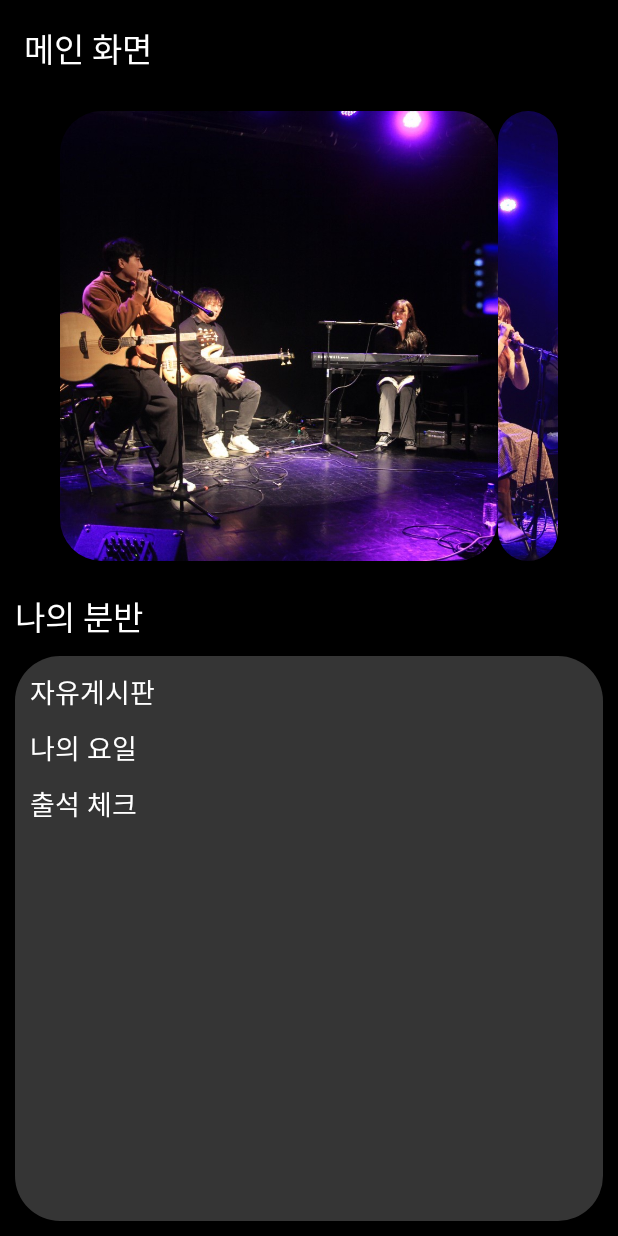
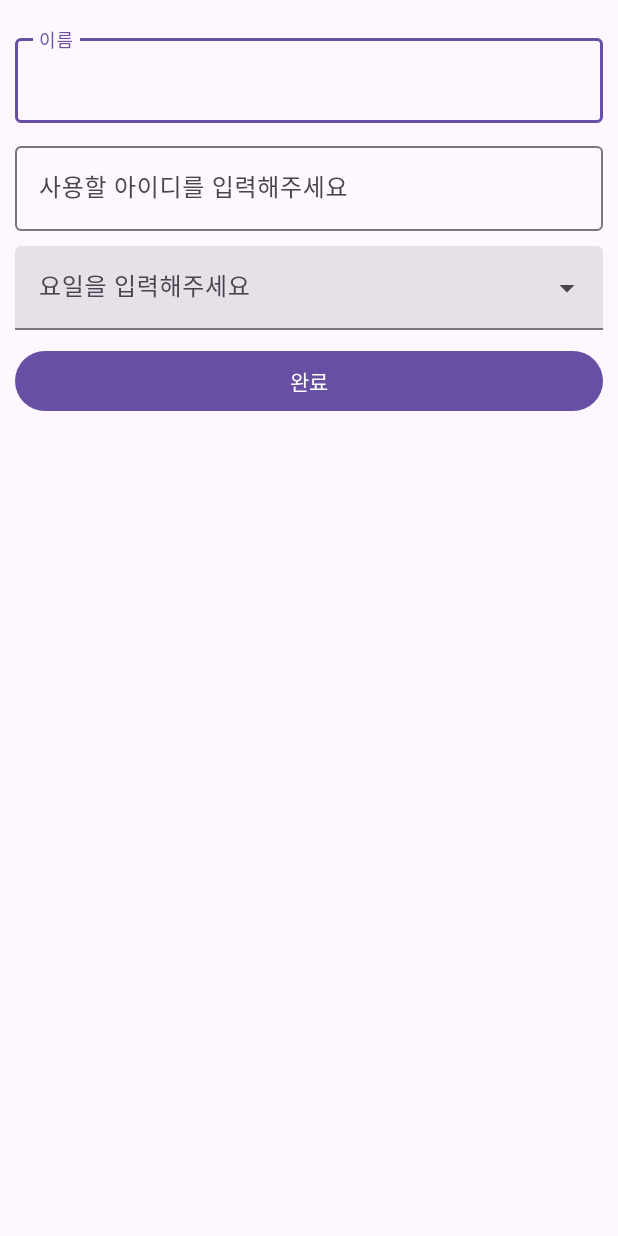
Before and after one commit to ayz1070/YeoMinRakAndroid, an Android app: the screen it shows after launch (MainActivity before the commit, InputUserInfoActivity after it), on a phone screen of 412 x 824 dp. Run offline under Robolectric (Android 15) with nearby library versions, the phone set to English and light mode, and no system bars.

Commit message:
InputUserActivity.kt, 사용자 입력 데이터 db에 저장

```diff
--- a/app/src/main/java/kr/co/lion/yeominrak/InputUserInfoActivity.kt
+++ b/app/src/main/java/kr/co/lion/yeominrak/InputUserInfoActivity.kt
@@ -1,11 +1,90 @@
 package kr.co.lion.yeominrak
 
+import android.content.Intent
 import androidx.appcompat.app.AppCompatActivity
 import android.os.Bundle
+import android.view.ContextMenu
+import android.view.View
+import android.widget.ArrayAdapter
+import android.widget.AutoCompleteTextView
+import com.google.android.material.snackbar.Snackbar
+import com.google.android.material.textfield.MaterialAutoCompleteTextView
+import kr.co.lion.yeominrak.databinding.ActivityInputUserInfoBinding
 
 class InputUserInfoActivity : AppCompatActivity() {
+    lateinit var binding:ActivityInputUserInfoBinding
+
+    lateinit var userName:String
+    lateinit var userId:String
+    lateinit var userWeek:Week
     override fun onCreate(savedInstanceState: Bundle?) {
         super.onCreate(savedInstanceState)
-        setContentView(R.layout.activity_input_user_info)
+        binding = ActivityInputUserInfoBinding.inflate(layoutInflater)
+        setContentView(binding.root)
+
+        initData()
+        initView()
+        setEvent()
+
+    }
+
+
+    fun processInput(){
+        binding.apply{
+            userName = editTextName.text.toString()
+            userId = editTextId.text.toString()
+            val userWeekStr = textViewMenuInputUser.text.toString()
+
+            if(userName.isEmpty()){
+                Snackbar.make(binding.root,"빈 칸이 존재합니다!!",Snackbar.LENGTH_SHORT).show()
+                return
+            }
+
+            if(userId.isEmpty()){
+                Snackbar.make(binding.root,"빈 칸이 존재합니다!!",Snackbar.LENGTH_SHORT).show()
+                return
+            }
+
+            if(userWeekStr.isEmpty()){
+                Snackbar.make(binding.root,"빈 칸이 존재합니다!!",Snackbar.LENGTH_SHORT).show()
+                return
+            }
+
+            userWeek = Util.stringToWeek(userWeekStr)
+
+            val userModel = UserModel(0,userName, userId, userWeek)
+            UserDao.insertUser(this@InputUserInfoActivity,userModel)
+        }
+
+    }
+
+    fun initData(){
+
+    }
+
+    fun initView(){
+        binding.apply{
+            val weekArray = arrayOf(
+                Week.WEEK_SUNDAY.str,
+                Week.WEEK_MONDAY.str,
+                Week.WEEK_TUESDAY.str,
+                Week.WEEK_WEDNESDAY.str,
+                Week.WEEK_THURSDAY.str,
+                Week.WEEK_FRIDAY.str,
+                Week.WEEK_SATURDAY.str
+            )
+            (textInputLayoutMenuInputUser.editText as? MaterialAutoCompleteTextView)?.setSimpleItems(weekArray)
+        }
+    }
+
+    fun setEvent(){
+        binding.apply{
+            buttonCompleteInputUser.setOnClickListener {
+                processInput()
+                val mainIntent = Intent(this@InputUserInfoActivity,MainActivity::class.java)
+                startActivity(mainIntent)
+            }
+        }
+
     }
 }
--- a/app/src/main/res/layout/activity_input_user_info.xml
+++ b/app/src/main/res/layout/activity_input_user_info.xml
@@ -34,15 +34,25 @@
     </com.google.android.material.textfield.TextInputLayout>
 
     <com.google.android.material.textfield.TextInputLayout
+        android:id="@+id/textInputLayoutMenuInputUser"
+        style="@style/Widget.Material3.TextInputLayout.FilledBox.ExposedDropdownMenu"
         android:layout_width="match_parent"
         android:layout_height="wrap_content"
         android:layout_marginTop="10dp"
         android:hint="요일을 입력해주세요">
 
-        <com.google.android.material.textfield.TextInputEditText
-            android:id="@+id/editTextWeek"
+        <AutoCompleteTextView
+            android:id="@+id/textViewMenuInputUser"
             android:layout_width="match_parent"
-            android:layout_height="wrap_content" />
+            android:layout_height="wrap_content"
+            android:editable="false" />
     </com.google.android.material.textfield.TextInputLayout>
 
+    <Button
+        android:id="@+id/buttonCompleteInputUser"
+        android:layout_width="match_parent"
+        android:layout_height="wrap_content"
+        android:layout_marginTop="10dp"
+        android:text="완료" />
+
 </LinearLayout>
```
Also changed, not shown: app/src/main/AndroidManifest.xml (+8 -20 lines), app/src/main/java/kr/co/lion/yeominrak/CheckAttendanceFragment.kt (+1 -40 lines), app/src/main/java/kr/co/lion/yeominrak/UserDao.kt (+21 -2 lines), app/src/main/res/layout/item_week_list.xml (added, +16 -0 lines), app/src/main/res/menu/menu_week_input_user.xml (added, +39 -0 lines).
